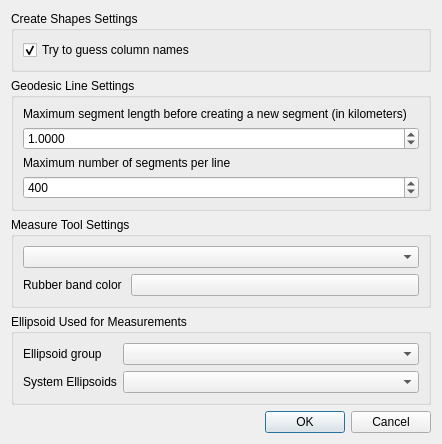
Old version of the form ui/settings.ui in the repository NationalSecurityAgency/qgis-shapetools-plugin.
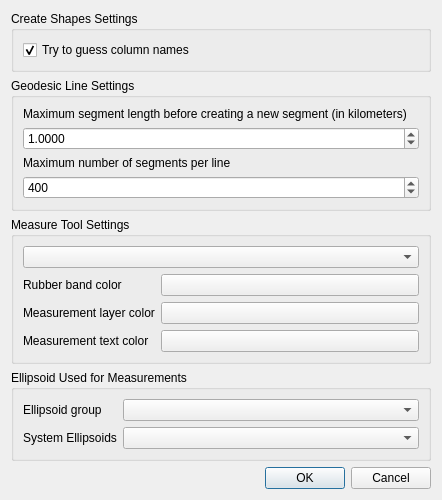
New version of the form. Custom widgets are drawn as their Qt base class.

The edit to the form file:
```diff
--- a/ui/settings.ui
+++ b/ui/settings.ui
@@ -7,7 +7,7 @@
     <x>0</x>
     <y>0</y>
     <width>442</width>
-    <height>432</height>
+    <height>471</height>
    </rect>
   </property>
   <property name="windowTitle">
@@ -114,6 +114,42 @@
           </property>
          </widget>
         </item>
+        <item row="1" column="0">
+         <widget class="QLabel" name="label_6">
+          <property name="text">
+           <string>Measurement layer color</string>
+          </property>
+         </widget>
+        </item>
+        <item row="1" column="1">
+         <widget class="QgsColorButton" name="measureLineColor">
+          <property name="color">
+           <color>
+            <red>0</red>
+            <green>255</green>
+            <blue>255</blue>
+           </color>
+          </property>
+         </widget>
+        </item>
+        <item row="2" column="0">
+         <widget class="QLabel" name="label_7">
+          <property name="text">
+           <string>Measurement text color</string>
+          </property>
+         </widget>
+        </item>
+        <item row="2" column="1">
+         <widget class="QgsColorButton" name="measureTextColor">
+          <property name="color">
+           <color>
+            <red>0</red>
+            <green>255</green>
+            <blue>255</blue>
+           </color>
+          </property>
+         </widget>
+        </item>
        </layout>
       </item>
      </layout>
```
